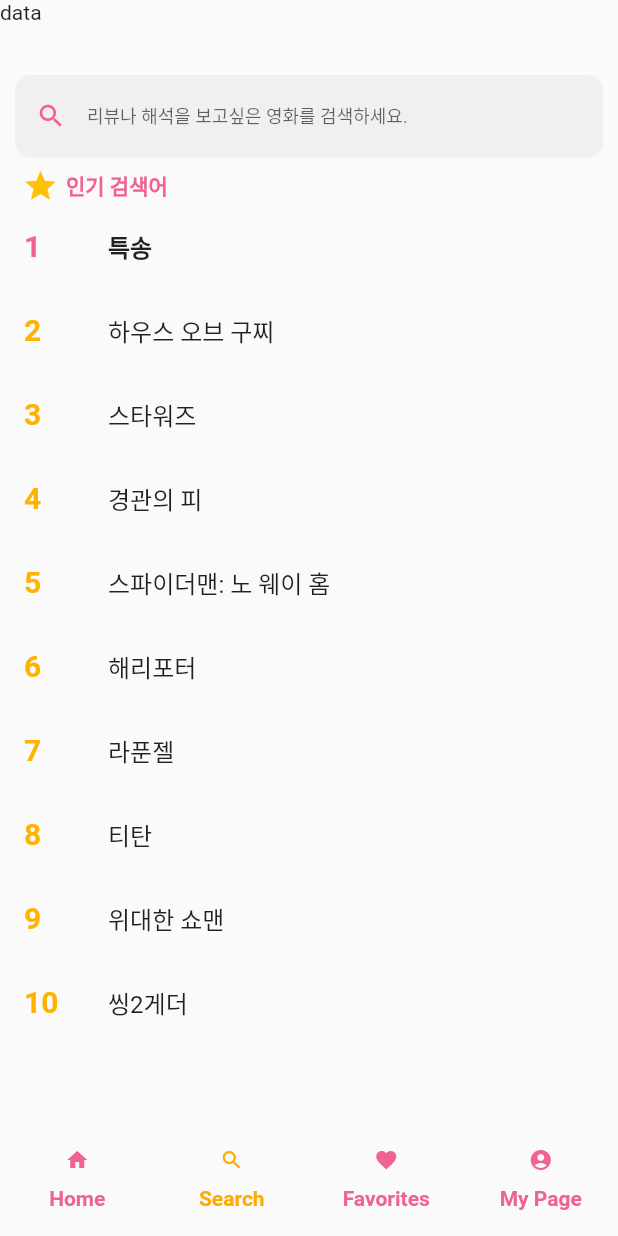
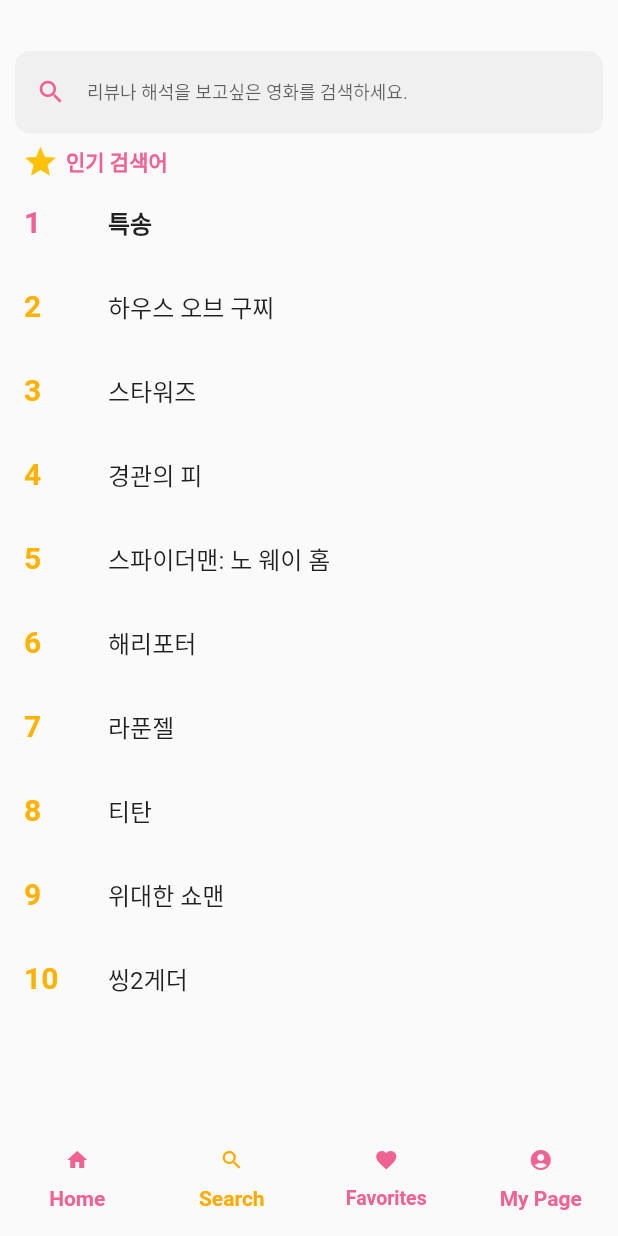
Before and after one commit to songyoungwoon/Flutter_Project_ReviewService_HookiLg, a Flutter app: the FirstHome screen opened directly, item 2 of the bottom bar chosen, on a phone screen of 412 x 824 dp. Run offline on Flutter 3.47's test engine with Material 2 defaults, Android fonts, the phone set to English and light mode, and no system bars; our stand-ins replace carousel_slider, cloud_firestore, firebase_auth, firebase_core, flutter_html, flutter_svg and 1 more; missing offline and left inert: contentful_rich_text, flutter_quill; accounts and stored records are empty; network calls fail; Roboto replaces fonts that are missing (EliceDigitalBaeum).

Commit message:
Fix error

```diff
--- a/lib/page/reviewList_page.dart
+++ b/lib/page/reviewList_page.dart
@@ -12,8 +12,7 @@
   String movie_title = '';
   String movie_director = '';
 
-  reviewList();
-
+  //reviewList();
   reviewList.reviewListInfo(this.movie_title, this.movie_director);
 
   @override
@@ -209,7 +208,8 @@
                             ),
                             SizedBox(width: 10),
                             Container(
-                              width: 140,
+                              alignment: Alignment.centerLeft,
+                              width: 132,
                               height: 150,
                               decoration: BoxDecoration(
                                 color: Colors.pink[200]
--- a/lib/screen/search.dart
+++ b/lib/screen/search.dart
@@ -27,7 +27,6 @@
               child: Column(
                 crossAxisAlignment: CrossAxisAlignment.start,
                 children: [
-                  Container(child: Text('data')),
                   Padding(padding: EdgeInsets.all(12)),
                   searchBar(),
                   Container(padding:EdgeInsets.only(left: 15),
--- a/lib/widget/bottom_bar.dart
+++ b/lib/widget/bottom_bar.dart
@@ -31,7 +31,7 @@
               Icons.favorite,
               size: 16,
             ),
-            child:Text('Favorites'),
+            child:Text('Favorites',style: TextStyle(fontSize: 13),),
           ),
           Tab(
             icon: Icon(
```
